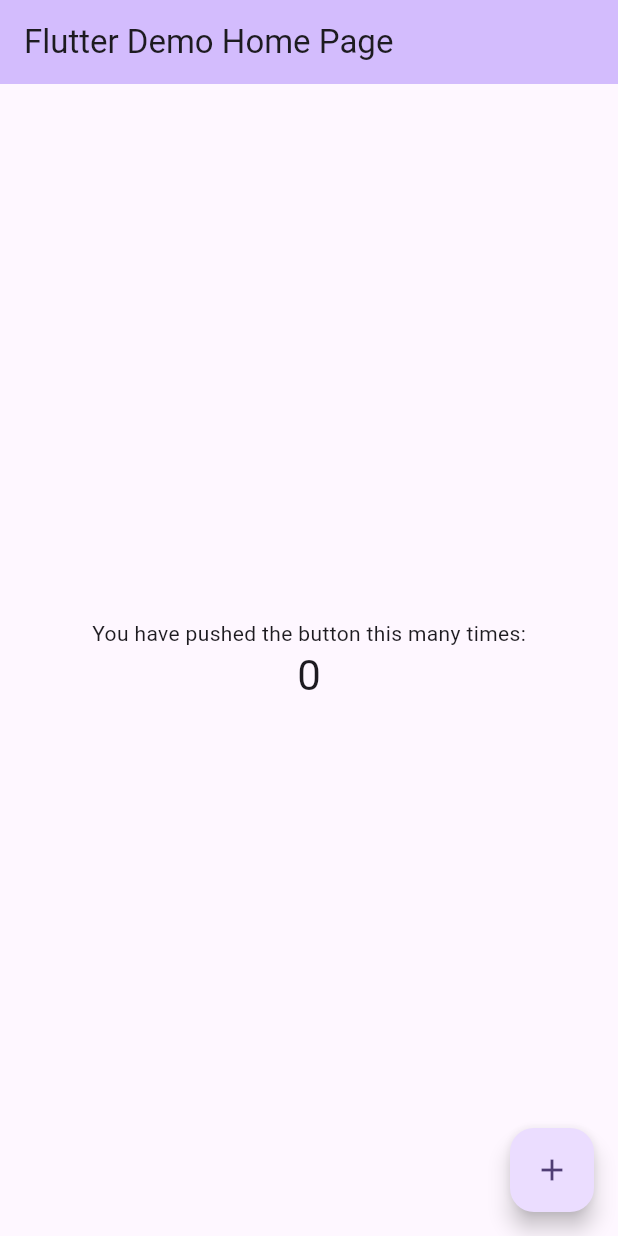
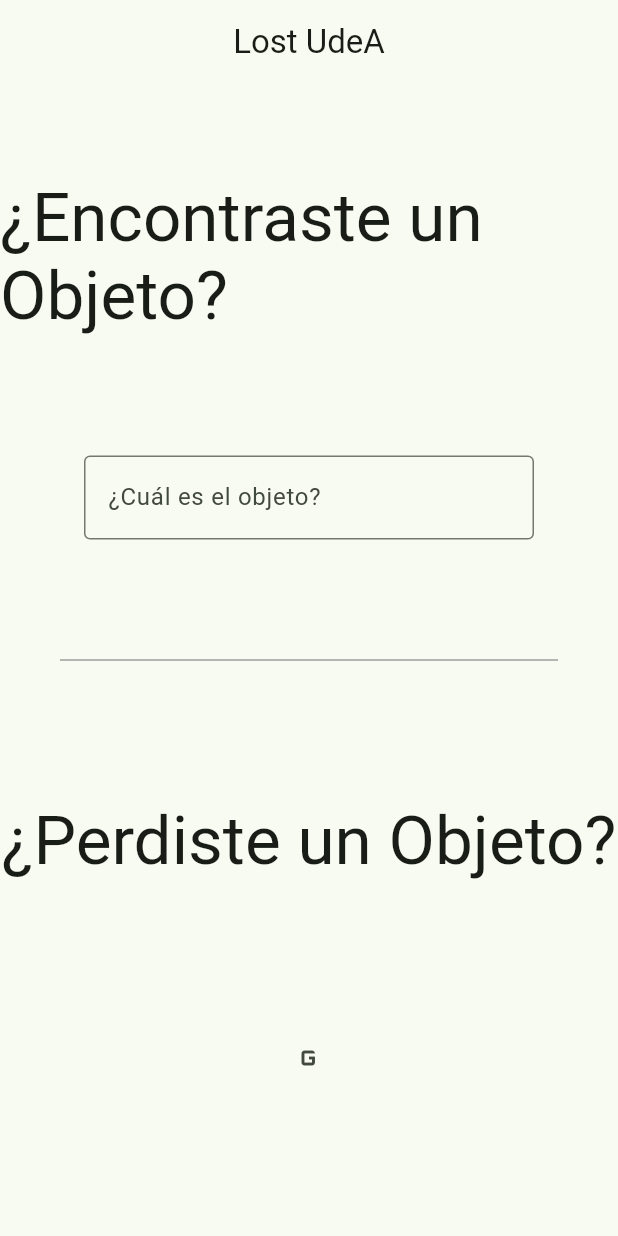
Before and after one commit to sebudea/lostudea, a Flutter app: the screen it shows after launch, on a phone screen of 412 x 824 dp. Run offline on Flutter 3.47's test engine with Material 3 defaults, Android fonts, the phone set to English and light mode, and no system bars.

Commit message:
pantalla inicial

```diff
--- /dev/null
+++ b/lib/constants/app_constants.dart
@@ -0,0 +1,4 @@
+class AppConstants {
+  static const String fullName = "Objetos Perdidos Lost UdeA";
+  static const String name = "Lost UdeA";
+}
--- a/lib/main.dart
+++ b/lib/main.dart
@@ -1,4 +1,5 @@
 import 'package:flutter/material.dart';
+import 'package:lostudea/constants/app_constants.dart';
 
 void main() {
   runApp(const MyApp());
@@ -7,119 +8,149 @@
 class MyApp extends StatelessWidget {
   const MyApp({super.key});
 
-  // This widget is the root of your application.
   @override
   Widget build(BuildContext context) {
     return MaterialApp(
-      title: 'Lost UdeA',
+      title: AppConstants.fullName,
       theme: ThemeData(
-        // This is the theme of your application.
-        //
-        // TRY THIS: Try running your application with "flutter run". You'll see
-        // the application has a purple toolbar. Thhfhen, without quitting the app,
-        // try changing the seedColor in the colofgrScheme below to Colors.green
-        // and then invoke "hot reload" (save your changes orfsd press the "hot
-        // reload" button in a Flutter-supported IDE, or press "r" if you used
-        // the command line to start the app).
-        //
-        // Notice that the counter didn't reset back to zero; the application
-        // state is not lost during the reload. To reset the state, use hot
-        // restart instead.
-        //
-        // This works for code too, not just values: Most code changes can be
-        // tested with just a hot reload.
-        colorScheme: ColorScheme.fromSeed(seedColor: Colors.deepPurple),
+        colorScheme: ColorScheme.fromSeed(seedColor: Colors.green),
         useMaterial3: true,
       ),
-      home: const MyHomePage(title: 'Flutter Demo Home Page'),
+      home: Scaffold(
+        appBar: AppBar(
+          title: const Text(AppConstants.name),
+          centerTitle: true,
+        ),
+        body: const LobbyScreen(),
+      ),
     );
   }
 }
 
-class MyHomePage extends StatefulWidget {
-  const MyHomePage({super.key, required this.title});
-
-  // This widget is the home page of your application. It is stateful, meaning
-  // that it has a State object (defined below) that contains fields that affect
-  // how it looks.
-
-  // This class is the configuration for the state. It holds the values (in this
-  // case the title) provided by the parent (in this case the App widget) and
-  // used by the build method of the State. Fields in a Widget subclass are
-  // always marked "final".
-
-  final String title;
+class LobbyScreen extends StatefulWidget {
+  const LobbyScreen({super.key});
 
   @override
-  State<MyHomePage> createState() => _MyHomePageState();
+  State<LobbyScreen> createState() => _LobbyScreenState();
 }
 
-class _MyHomePageState extends State<MyHomePage> {
-  int _counter = 0;
+class _LobbyScreenState extends State<LobbyScreen> {
+  final _controller1 = TextEditingController();
+  final _controller2 = TextEditingController();
+  final _controller3 = TextEditingController();
 
-  void _incrementCounter() {
-    setState(() {
-      // This call to setState tells the Flutter framework that something has
-      // changed in this State, which causes it to rerun the build method below
-      // so that the display can reflect the updated values. If we changed
-      // _counter without calling setState(), then the build method would not be
-      // called again, and so nothing would appear to happen.
-      _counter++;
+  bool showQuestion2 = false;
+  bool showQuestion3 = false;
+
+  @override
+  void initState() {
+    super.initState();
+
+    _controller1.addListener(() {
+      if (_controller1.text.isNotEmpty && !showQuestion2) {
+        setState(() => showQuestion2 = true);
+      }
+    });
+
+    _controller2.addListener(() {
+      if (_controller2.text.isNotEmpty && !showQuestion3) {
+        setState(() => showQuestion3 = true);
+      }
     });
   }
 
   @override
+  void dispose() {
+    _controller1.dispose();
+    _controller2.dispose();
+    _controller3.dispose();
+    super.dispose();
+  }
+
+  @override
   Widget build(BuildContext context) {
-    // This method is rerun every time setState is called, for instance as done
-    // by the _incrementCounter method above.
-    //
-    // The Flutter framework has been optimized to make rerunning build methods
-    // fast, so that you can just rebuild anything that needs updating rather
-    // than having to individually change instances of widgets.
-    return Scaffold(
-      appBar: AppBar(
-        // TRY THIS: Try changing the color here to a specific color (to
-        // Colors.amber, perhaps?) and trigger a hot reload to see the AppBar
-        // change color while the other colors stay the same.
-        backgroundColor: Theme.of(context).colorScheme.inversePrimary,
-        // Here we take the value from the MyHomePage object that was created by
-        // the App.build method, and use it to set our appbar title.
-        title: Text(widget.title),
+    return Center(
+      child: Column(
+        mainAxisAlignment: MainAxisAlignment.center,
+        children: [
+          Expanded(
+            child: Column(
+              mainAxisAlignment: MainAxisAlignment.spaceEvenly,
+              children: [
+                Text(
+                  "¿Encontraste un Objeto?",
+                  style: Theme.of(context).textTheme.displayMedium,
                 ),
-      body: Center(
-        // Center is a layout widget. It takes a single child and positions it
-        // in the middle of the parent.
+                // Formulario progresivo
+                Padding(
+                  padding: const EdgeInsets.all(16.0),
                   child: Column(
-          // Column is also a layout widget. It takes a list of children and
-          // arranges them vertically. By default, it sizes itself to fit its
-          // children horizontally, and tries to be as tall as its parent.
-          //
-          // Column has various properties to control how it sizes itself and
-          // how it positions its children. Here we use mainAxisAlignment to
-          // center the children vertically; the main axis here is the vertical
-          // axis because Columns are vertical (the cross axis would be
-          // horizontal).
-          //
-          // TRY THIS: Invoke "debug painting" (choose the "Toggle Debug Paint"
-          // action in the IDE, or press "p" in the console), to see the
-          // wireframe for each widget.
-          mainAxisAlignment: MainAxisAlignment.center,
-          children: <Widget>[
-            const Text(
-              'You have pushed the button this many times:',
+                    crossAxisAlignment: CrossAxisAlignment.start,
+                    children: [
+                      SizedBox(
+                        width: 300,
+                        child: TextField(
+                          controller: _controller1,
+                          decoration: const InputDecoration(
+                              border: OutlineInputBorder(),
+                              labelText: "¿Cuál es el objeto?"),
                         ),
-            Text(
-              '$_counter',
-              style: Theme.of(context).textTheme.headlineMedium,
+                      ),
+                      if (showQuestion2) ...[
+                        const SizedBox(height: 16),
+                        SizedBox(
+                          width: 300,
+                          child: TextField(
+                            controller: _controller2,
+                            decoration: const InputDecoration(
+                                border: OutlineInputBorder(),
+                                labelText: "¿Dónde lo encontraste?"),
+                          ),
+                        ),
+                      ],
+                      if (showQuestion3) ...[
+                        const SizedBox(height: 16),
+                        SizedBox(
+                          width: 300,
+                          child: TextField(
+                            controller: _controller3,
+                            decoration: const InputDecoration(
+                                border: OutlineInputBorder(),
+                                labelText: "¿Cuándo lo encontraste?"),
+                          ),
+                        ),
+                      ],
+                    ],
+                  ),
                 ),
               ],
             ),
           ),
-      floatingActionButton: FloatingActionButton(
-        onPressed: _incrementCounter,
-        tooltip: 'Increment',
-        child: const Icon(Icons.add),
-      ), // This trailing comma makes auto-formatting nicer for build methods.
+
+          // Línea divisoria
+          Container(
+            height: 1,
+            color: Colors.grey,
+            margin: const EdgeInsets.symmetric(horizontal: 40),
+          ),
+
+          Expanded(
+            child: Column(
+              mainAxisAlignment: MainAxisAlignment.spaceEvenly,
+              children: [
+                Text(
+                  "¿Perdiste un Objeto?",
+                  style: Theme.of(context).textTheme.displayMedium,
+                ),
+                IconButton(
+                  onPressed: () {},
+                  icon: const Icon(Icons.g_mobiledata),
+                ),
+              ],
+            ),
+          )
+        ],
+      ),
     );
   }
 }
```
Lines whose indentation alone changed are shown as unchanged.
